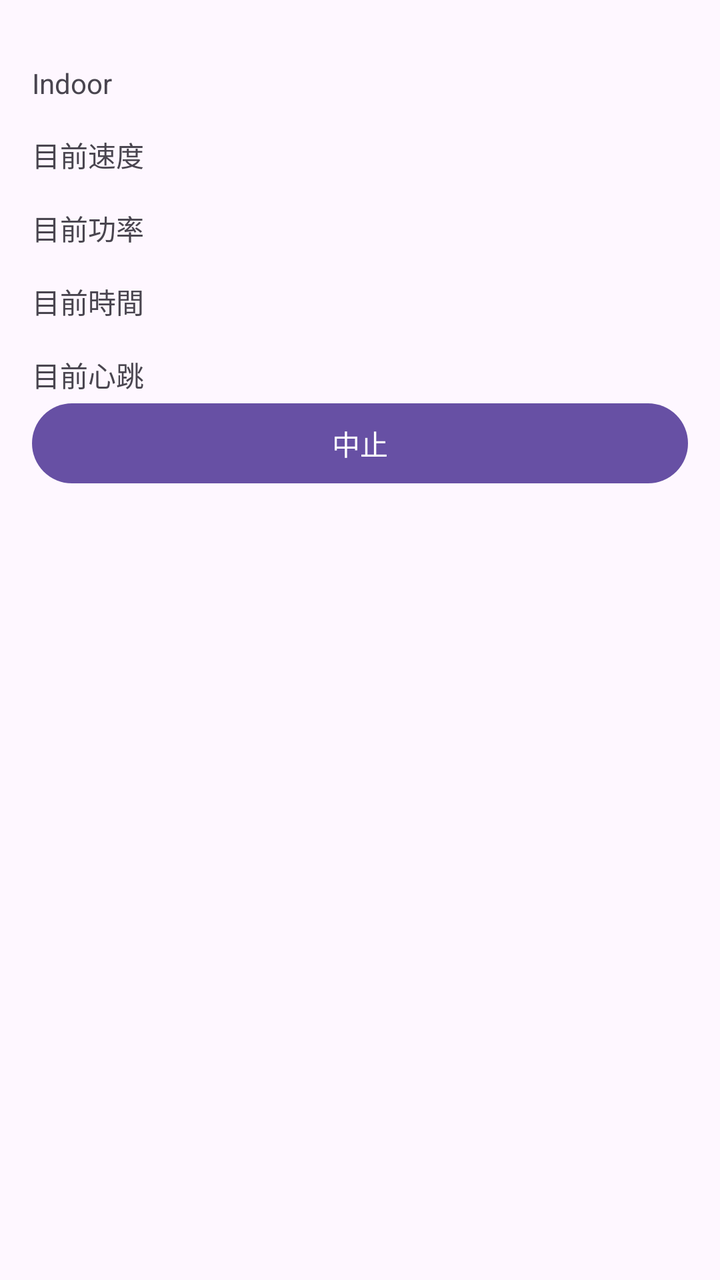
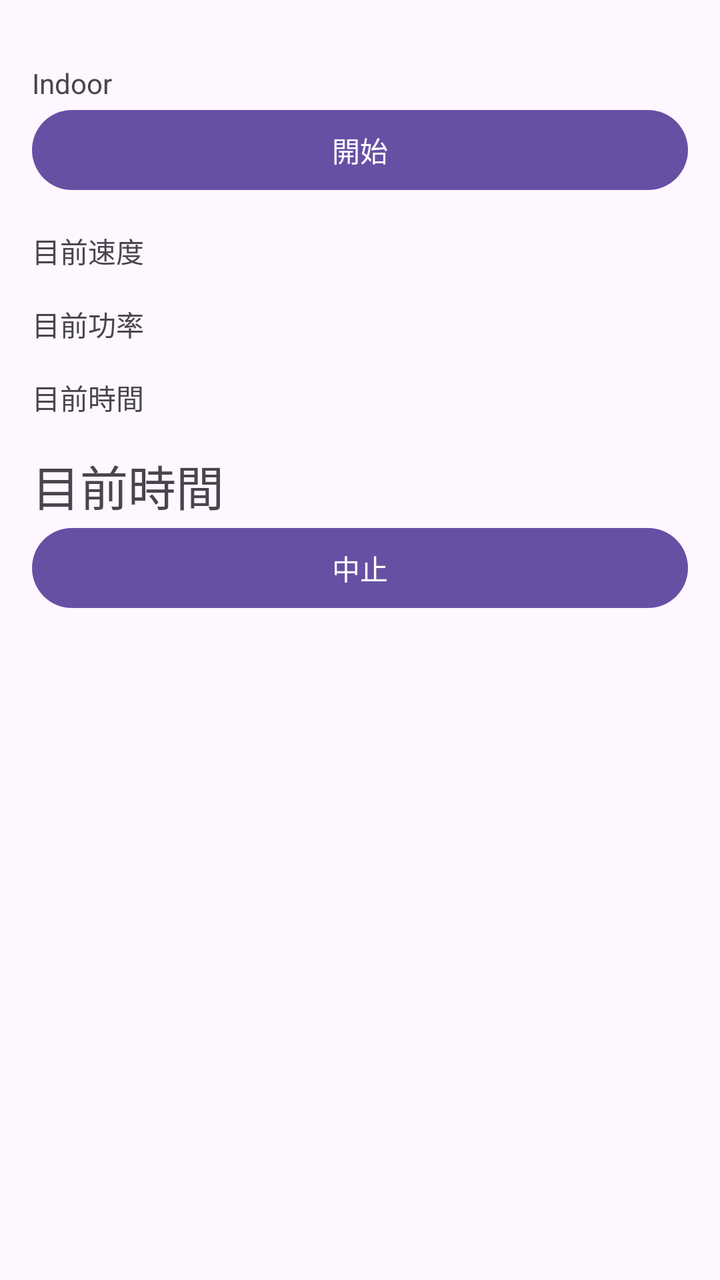

Compare the two renders of this Android layout. The source of the first and the diff that turns it into the second are given below.
<!-- AndroidManifest.xml: application theme Theme.BmiCalculator -->
<!-- res/layout/activity_indoor.xml -->
<?xml version="1.0" encoding="utf-8"?>
<ScrollView xmlns:android="http://schemas.android.com/apk/res/android"
    android:layout_width="match_parent"
    android:layout_height="match_parent">

    <LinearLayout
        android:layout_width="match_parent"
        android:layout_height="wrap_content"
        android:orientation="vertical"
        android:padding="16dp">

        <TextView
            android:layout_width="match_parent"
            android:layout_height="wrap_content"
            android:text="@string/Indoor"
            android:paddingTop="16dp"/>

        <TextView
            android:layout_width="match_parent"
            android:layout_height="wrap_content"
            android:text="@string/now_speed"
            android:paddingTop="16dp"/>

        <TextView
            android:layout_width="match_parent"
            android:layout_height="wrap_content"
            android:text="@string/now_power"
            android:paddingTop="16dp"/>

        <TextView
            android:layout_width="match_parent"
            android:layout_height="wrap_content"
            android:text="@string/now_time"
            android:paddingTop="16dp"/>

        <TextView
            android:layout_width="match_parent"
            android:layout_height="wrap_content"
            android:text="@string/now_heartbeat"
            android:paddingTop="16dp"/>

        <Button
            android:id="@+id/buttonSubmit"
            android:layout_width="match_parent"
            android:layout_height="wrap_content"
            android:text="@string/pause" />

    </LinearLayout>
</ScrollView>
<!-- resources referenced by this layout -->
<resources>
  <string name="Indoor">Indoor</string>
  <string name="now_heartbeat">目前心跳</string>
  <string name="now_power">目前功率</string>
  <string name="now_speed">目前速度</string>
  <string name="now_time">目前時間</string>
  <string name="pause">中止</string>
  <style name="Theme.BmiCalculator" parent="Base.Theme.BmiCalculator" />
  <style name="Base.Theme.BmiCalculator" parent="Theme.Material3.DayNight.NoActionBar">
          
          
      </style>
</resources>

<!-- the commit's change to res/layout/activity_indoor.xml (unified diff, before → after) -->
@@ -14,6 +14,12 @@
             android:layout_height="wrap_content"
             android:text="@string/Indoor"
             android:paddingTop="16dp"/>
+
+        <Button
+            android:id="@+id/buttonStart"
+            android:layout_width="match_parent"
+            android:layout_height="wrap_content"
+            android:text="@string/start" />
 
         <TextView
             android:layout_width="match_parent"
@@ -34,13 +40,15 @@
             android:paddingTop="16dp"/>
 
         <TextView
+            android:id="@+id/textViewTime"
             android:layout_width="match_parent"
             android:layout_height="wrap_content"
-            android:text="@string/now_heartbeat"
-            android:paddingTop="16dp"/>
+            android:text="@string/now_time"
+            android:paddingTop="16dp"
+            android:textSize="24sp" />
 
         <Button
-            android:id="@+id/buttonSubmit"
+            android:id="@+id/buttonPause"
             android:layout_width="match_parent"
             android:layout_height="wrap_content"
             android:text="@string/pause" />
<!-- resource entries referenced after the edit -->
@@ -1,11 +1,11 @@
 <!-- resources referenced by this layout -->
 <resources>
   <string name="Indoor">Indoor</string>
-  <string name="now_heartbeat">目前心跳</string>
   <string name="now_power">目前功率</string>
   <string name="now_speed">目前速度</string>
   <string name="now_time">目前時間</string>
   <string name="pause">中止</string>
+  <string name="start">開始</string>
   <style name="Theme.BmiCalculator" parent="Base.Theme.BmiCalculator" />
   <style name="Base.Theme.BmiCalculator" parent="Theme.Material3.DayNight.NoActionBar">
           
